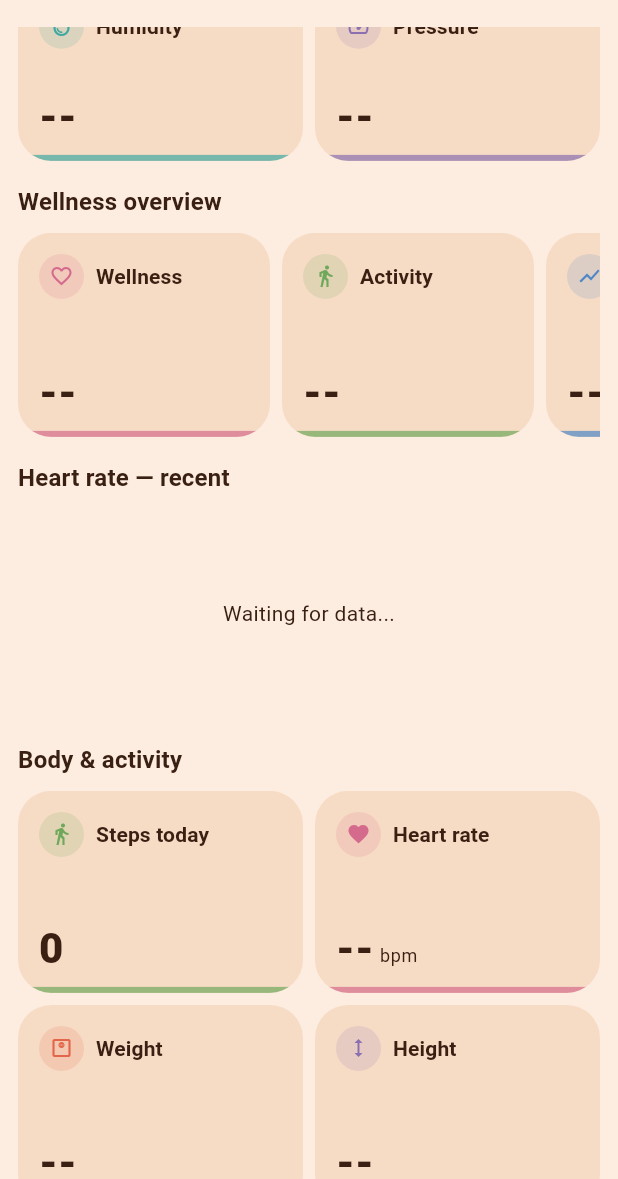
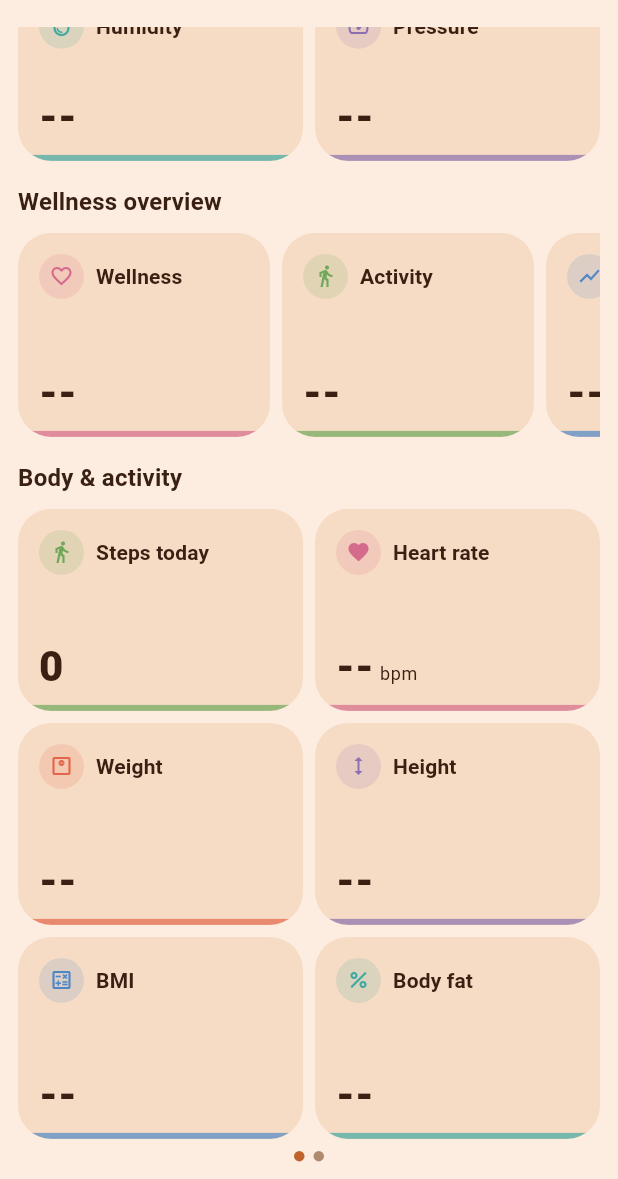
Before and after one commit to kaixenberg/foreverfit-foreverband, a Flutter app: the screen it shows after launch, scrolled down 479 dp, on a phone screen of 412 x 824 dp, the part 57-1236 px from its top. Run offline on Flutter 3.47's test engine with Material 3 defaults, Android fonts, the phone set to English and light mode, and no system bars; our stand-ins replace audioplayers, fl_chart, flutter_blue_plus, flutter_map, geolocator, hive_flutter and 4 more; missing offline and left inert: flutter_litert, flutter_map_cache, http_cache_core, http_cache_file_store; accounts and stored records are empty.

Commit message:
Remove the always-on heart-rate sparkline; make it a tap-through card like everything else
The Dashboard still showed a permanent "Heart rate — recent" sparkline
below the Body & activity grid, even though every other metric moved to
a tap-a-card-to-see-history pattern in the last two commits. Heart rate
was the one exception getting special-cased screen space.

- HistoryStore.heartRateHistory() exposes the same Hive-backed vitals
  history as MetricPoints, matching every other metric's shape.
- HeartRateHistoryScreen (metric_detail_screens.dart) wraps the shared
  MetricHistoryScreen with it — no manual-entry action (heart rate comes
  from the wearable, not logged), watches BleService so it keeps
  updating live while a new reading comes in, same as the sparkline did.
- Both Heart rate cards (the always-visible vitals grid, and the Body &
  activity paged grid) now open this screen on tap, consistent with
  every other card.
- The standalone sparkline section and _HeartRateSparkline widget are
  gone from DashboardScreen, along with the now-unused fl_chart/
  HistoryStore imports there.

ARCHITECTURE.md/README.md updated accordingly; also removed the now-
resolved "Trend/history views" roadmap gap, since every metric has one.

Co-Authored-By: Claude Sonnet 5 <noreply@anthropic.com>

```diff
--- a/app/health_companion/lib/screens/dashboard_screen.dart
+++ b/app/health_companion/lib/screens/dashboard_screen.dart
@@ -1,4 +1,3 @@
-import 'package:fl_chart/fl_chart.dart';
 import 'package:flutter/material.dart';
 import 'package:provider/provider.dart';
 
@@ -9,7 +8,6 @@ import '../ml/fall_detector_service.dart';
 import '../models/wellness_snapshot.dart';
 import '../services/baseline_service.dart';
 import '../services/step_counter_service.dart';
-import '../storage/history_store.dart';
 import '../storage/metrics_store.dart';
 import '../theme/app_theme.dart';
 import '../utils/heat_index.dart';
@@ -144,7 +142,6 @@ class DashboardScreen extends StatelessWidget {
         context.select<BaselineService, double?>((s) => s.heartRateMean);
     final disaster = context.watch<DisasterService>();
     final metrics = context.watch<MetricsStore>();
-    final history = context.read<HistoryStore>();
     final connected = ble.status == ConnectionStatus.connected;
 
     final vitals = ble.latestVitals;
@@ -262,6 +259,10 @@ class DashboardScreen extends StatelessWidget {
                 icon: Icons.favorite,
                 warn: heartRateWarn,
                 accentColor: AppTheme.accentPink,
+                onTap: () => Navigator.of(context).push(
+                  MaterialPageRoute(
+                      builder: (_) => const HeartRateHistoryScreen()),
+                ),
               ),
               MetricCard(
                 label: 'SpO2',
@@ -356,14 +357,6 @@ class DashboardScreen extends StatelessWidget {
             ],
           ),
           const SizedBox(height: 16),
-          Text('Heart rate — recent',
-              style: Theme.of(context).textTheme.titleMedium),
-          const SizedBox(height: 8),
-          SizedBox(
-            height: 140,
-            child: _HeartRateSparkline(history: history),
-          ),
-          const SizedBox(height: 16),
           Text('Body & activity',
               style: Theme.of(context).textTheme.titleMedium),
           const SizedBox(height: 8),
@@ -377,6 +370,10 @@ class DashboardScreen extends StatelessWidget {
                 icon: Icons.favorite,
                 warn: heartRateWarn,
                 accentColor: AppTheme.accentPink,
+                onTap: () => Navigator.of(context).push(
+                  MaterialPageRoute(
+                      builder: (_) => const HeartRateHistoryScreen()),
+                ),
               ),
               MetricCard(
                 label: 'Weight',
@@ -711,39 +708,3 @@ class _FallAlertBanner extends StatelessWidget {
     );
   }
 }
-
-class _HeartRateSparkline extends StatelessWidget {
-  const _HeartRateSparkline({required this.history});
-
-  final HistoryStore history;
-
-  @override
-  Widget build(BuildContext context) {
-    final recent = history.recentVitals(limit: 60);
-    if (recent.isEmpty) {
-      return const Center(child: Text('Waiting for data...'));
-    }
-
-    final spots = <FlSpot>[
-      for (var i = 0; i < recent.length; i++)
-        FlSpot(i.toDouble(), (recent[i]['heartRate'] as num).toDouble()),
-    ];
-
-    return LineChart(
-      LineChartData(
-        titlesData: const FlTitlesData(show: false),
-        gridData: const FlGridData(show: false),
-        borderData: FlBorderData(show: false),
-        lineBarsData: [
-          LineChartBarData(
-            spots: spots,
-            isCurved: true,
-            dotData: const FlDotData(show: false),
-            color: Theme.of(context).colorScheme.primary,
-            barWidth: 3,
-          ),
-        ],
-      ),
-    );
-  }
-}
--- a/app/health_companion/lib/screens/metric_detail_screens.dart
+++ b/app/health_companion/lib/screens/metric_detail_screens.dart
@@ -1,7 +1,9 @@
 import 'package:flutter/material.dart';
 import 'package:provider/provider.dart';
 
+import '../ble/ble_service.dart';
 import '../services/step_counter_service.dart';
+import '../storage/history_store.dart';
 import '../storage/metrics_store.dart';
 import '../widgets/log_value_dialog.dart';
 import 'metric_history_screen.dart';
@@ -118,3 +120,21 @@ class StepsHistoryScreen extends StatelessWidget {
     );
   }
 }
+
+class HeartRateHistoryScreen extends StatelessWidget {
+  const HeartRateHistoryScreen({super.key});
+
+  @override
+  Widget build(BuildContext context) {
+    // Watching BleService (not HistoryStore, which isn't itself
+    // observable) so this screen keeps updating live while a new vitals
+    // reading comes in every ~1s, same as the sparkline it replaced.
+    context.watch<BleService>();
+    final history = context.read<HistoryStore>();
+    return MetricHistoryScreen(
+      title: 'Heart rate',
+      unit: 'bpm',
+      points: history.heartRateHistory(),
+    );
+  }
+}
--- a/app/health_companion/lib/storage/history_store.dart
+++ b/app/health_companion/lib/storage/history_store.dart
@@ -1,5 +1,6 @@
 import 'package:hive_flutter/hive_flutter.dart';
 
+import '../models/metric_point.dart';
 import '../models/sensor_reading.dart';
 
 /// Local, offline history of vitals/environment readings. Uses Hive so
@@ -26,6 +27,18 @@ class HistoryStore {
 
   List<Map> recentEnv({int limit = 50}) => _recent(_envBox, limit);
 
+  /// Timestamped heart-rate history — backs HeartRateHistoryScreen's chart,
+  /// same shape as every other metric's history rather than a bespoke
+  /// sparkline just for this one.
+  List<MetricPoint> heartRateHistory({int limit = 200}) => [
+        for (final entry in recentVitals(limit: limit))
+          if (DateTime.tryParse(entry['receivedAt'] as String? ?? '') != null)
+            MetricPoint(
+              at: DateTime.parse(entry['receivedAt'] as String),
+              value: (entry['heartRate'] as num).toDouble(),
+            ),
+      ];
+
   List<Map> _recent(Box<Map> box, int limit) {
     final values = box.values.toList();
     if (values.length <= limit) return values;
```
Also changed, not shown: 2 other files.
